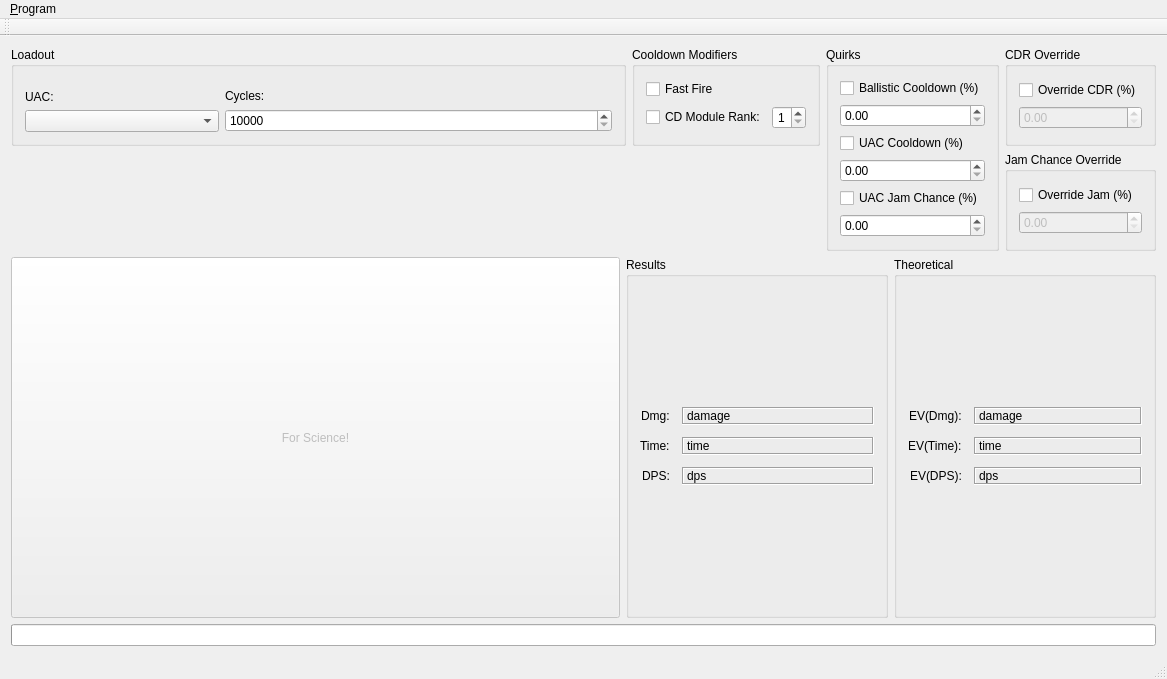
Qt form uactest/uactest.ui (mark-ting/uac-test-gui) before a commit.
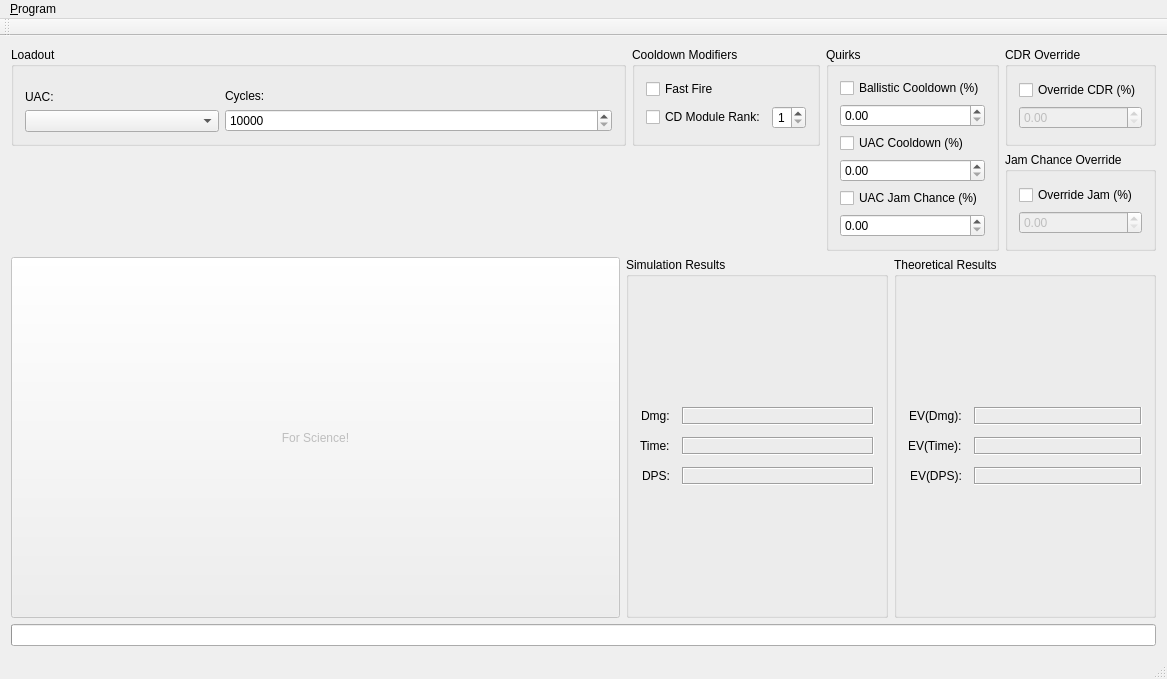
The same form after that commit.

Commit message: Displays now flush between calculations. Old results will no longer be shown in the middle of new calculations.

What changed in the file:
```diff
--- a/uactest/uactest.ui
+++ b/uactest/uactest.ui
@@ -323,7 +323,7 @@
         <item>
          <widget class="QGroupBox" name="resultBox">
           <property name="title">
-           <string>Results</string>
+           <string>Simulation Results</string>
           </property>
           <layout class="QVBoxLayout" name="verticalLayout_3">
            <item>
@@ -365,7 +365,7 @@
                 <enum>QFrame::Sunken</enum>
                </property>
                <property name="text">
-                <string>damage</string>
+                <string/>
                </property>
               </widget>
              </item>
@@ -388,7 +388,7 @@
                 <enum>QFrame::Sunken</enum>
                </property>
                <property name="text">
-                <string>time</string>
+                <string/>
                </property>
               </widget>
              </item>
@@ -411,7 +411,7 @@
                 <enum>QFrame::Sunken</enum>
                </property>
                <property name="text">
-                <string>dps</string>
+                <string/>
                </property>
               </widget>
              </item>
@@ -423,7 +423,7 @@
         <item>
          <widget class="QGroupBox" name="theoryBox">
           <property name="title">
-           <string>Theoretical</string>
+           <string>Theoretical Results</string>
           </property>
           <layout class="QVBoxLayout" name="verticalLayout_4">
            <item>
@@ -472,7 +472,7 @@
                 <enum>QFrame::Sunken</enum>
                </property>
                <property name="text">
-                <string>time</string>
+                <string/>
                </property>
               </widget>
              </item>
@@ -495,7 +495,7 @@
                 <enum>QFrame::Sunken</enum>
                </property>
                <property name="text">
-                <string>dps</string>
+                <string/>
                </property>
               </widget>
              </item>
@@ -511,7 +511,7 @@
                 <enum>QFrame::Sunken</enum>
                </property>
                <property name="text">
-                <string>damage</string>
+                <string/>
                </property>
               </widget>
              </item>
```
The commit also changes 2 other files.
